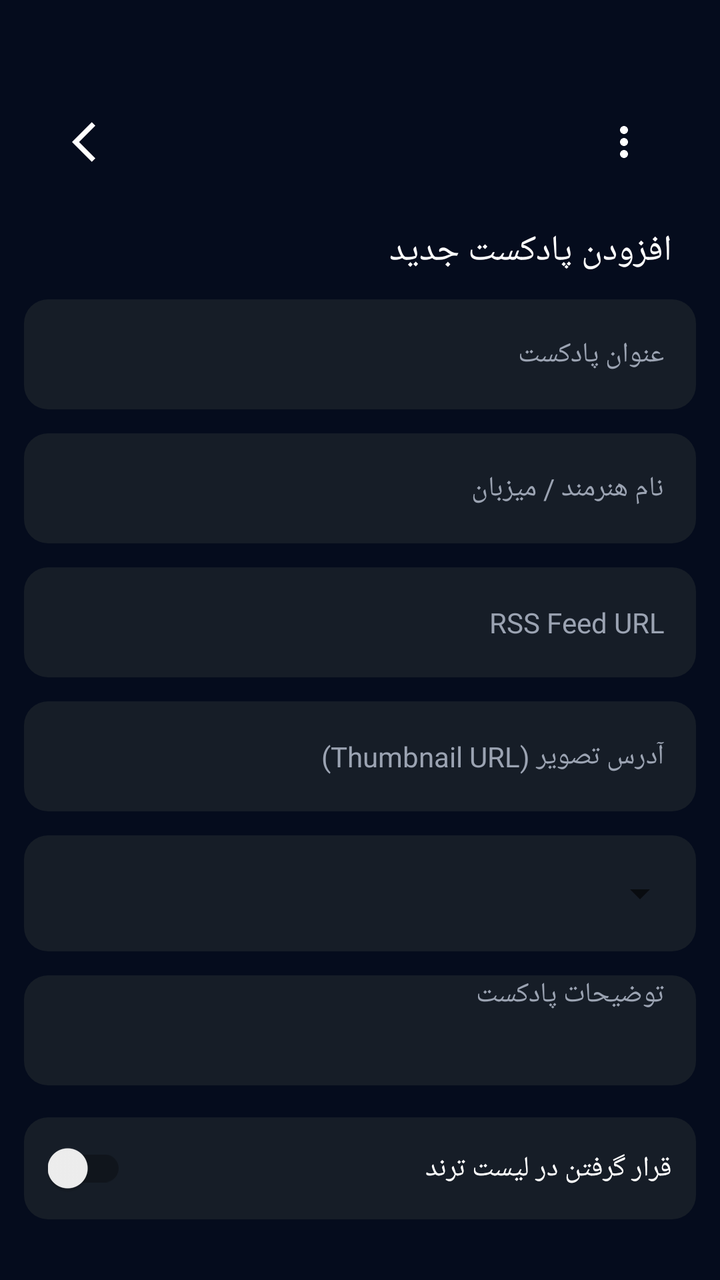
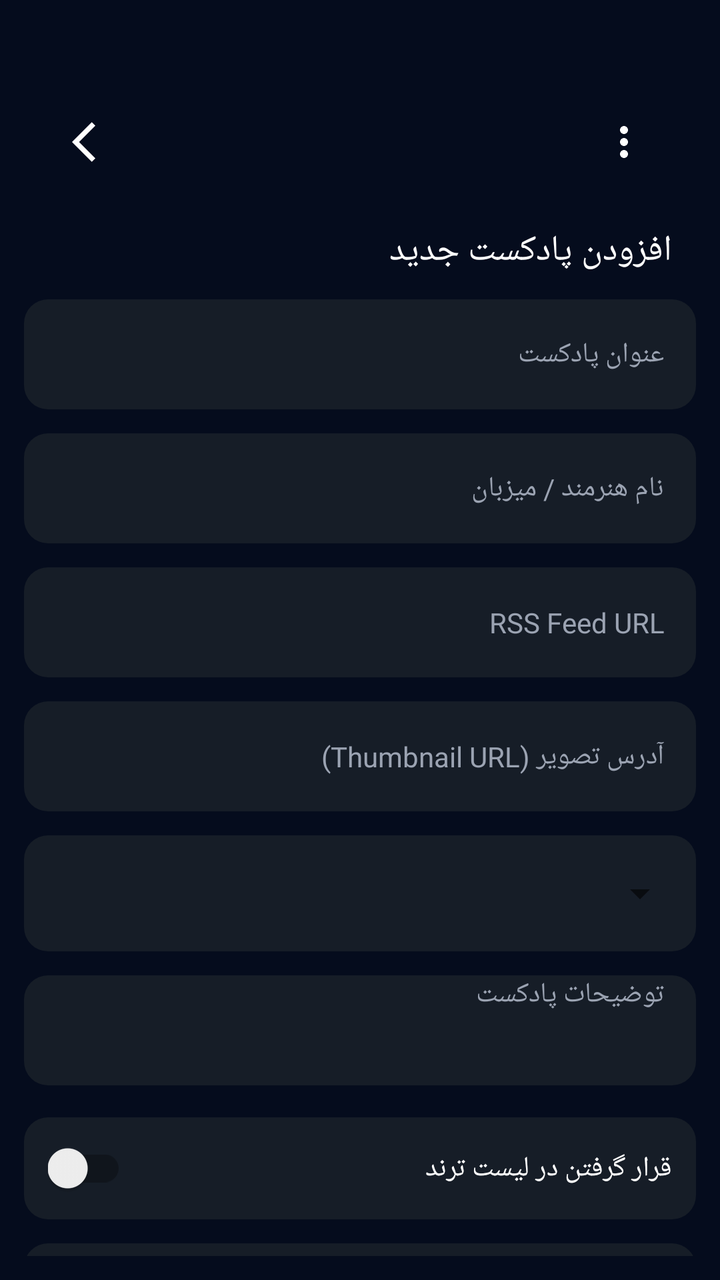

Compare the two renders of this Android layout. The source of the first and the diff that turns it into the second are given below.
<!-- AndroidManifest.xml: application theme Theme.AppCompat.Light.NoActionBar -->
<!-- res/layout/fragment_add_podcast.xml -->
<?xml version="1.0" encoding="utf-8"?>
<RelativeLayout xmlns:android="http://schemas.android.com/apk/res/android"
    android:layout_width="match_parent"
    android:layout_height="match_parent"
    android:background="@color/background_dark"
    android:padding="12dp">

    <include
        android:id="@+id/common_toolbar"
        layout="@layout/layout_common_toolbar" />

    <ScrollView
        android:layout_width="match_parent"
        android:layout_height="match_parent"
        android:layout_below="@id/common_toolbar"
        android:scrollbars="none">

        <LinearLayout
            android:layout_width="match_parent"
            android:layout_height="wrap_content"
            android:orientation="vertical"
            android:paddingBottom="30dp">

            <TextView
                android:layout_width="match_parent"
                android:layout_height="wrap_content"
                android:layout_marginTop="10dp"
                android:layout_marginEnd="12dp"
                android:fontFamily="@font/vazir_bold"
                android:text="@string/title_add_new_podcast"
                android:textColor="@color/text_white"
                android:textSize="18sp"
                android:gravity="right" />

            
            <EditText
                android:id="@+id/edt_title"
                style="@style/AdminEditTextStyle"
                android:hint="@string/hint_podcast_title" />

            <EditText
                android:id="@+id/edt_artist"
                style="@style/AdminEditTextStyle"
                android:hint="@string/hint_artist_host" />

            <EditText
                android:id="@+id/edt_rss_url"
                style="@style/AdminEditTextStyle"
                android:hint="@string/hint_rss_url"
                android:inputType="textUri" />

            <EditText
                android:id="@+id/edt_thumbnail_url"
                style="@style/AdminEditTextStyle"
                android:hint="@string/hint_thumbnail_url"
                android:inputType="textUri" />

            
            <LinearLayout
                android:layout_width="match_parent"
                android:layout_height="wrap_content"
                android:layout_marginTop="12dp"
                android:background="@drawable/bg_settings_card"
                android:orientation="vertical"
                android:padding="4dp">

                <Spinner
                    android:id="@+id/spinner_categories"
                    android:layout_width="match_parent"
                    android:layout_height="50dp"
                    android:dropDownSelector="@color/primary_blue"
                    android:popupBackground="@color/login_field"
                    android:textDirection="rtl" />
            </LinearLayout>

            <EditText
                android:id="@+id/edt_description"
                style="@style/AdminEditTextStyle"
                android:hint="@string/hint_podcast_description"
                android:gravity="top|right"
                android:inputType="textMultiLine"
                android:lines="4" />

            
            <LinearLayout
                android:layout_width="match_parent"
                android:layout_height="wrap_content"
                android:layout_marginTop="16dp"
                android:background="@drawable/bg_settings_card"
                android:padding="12dp"
                android:gravity="center_vertical">

                <androidx.appcompat.widget.SwitchCompat
                    android:id="@+id/switch_is_trending"
                    android:layout_width="wrap_content"
                    android:layout_height="wrap_content" />

                <View
                    android:layout_width="0dp"
                    android:layout_height="0dp"
                    android:layout_weight="1" />

                <TextView
                    android:layout_width="wrap_content"
                    android:layout_height="wrap_content"
                    android:text="@string/label_add_to_trending"
                    android:textColor="@color/text_white"
                    android:fontFamily="@font/vazir_regular" />
            </LinearLayout>

            <Button
                android:id="@+id/btn_save_podcast"
                android:layout_width="match_parent"
                android:layout_height="55dp"
                android:layout_marginTop="24dp"
                android:backgroundTint="@color/primary_blue"
                android:fontFamily="@font/vazir_bold"
                android:text="@string/btn_save_to_firebase"
                android:textColor="@color/text_white" />

        </LinearLayout>
    </ScrollView>
</RelativeLayout>
<!-- res/layout/layout_common_toolbar.xml (included above) -->
<?xml version="1.0" encoding="utf-8"?>
<androidx.constraintlayout.widget.ConstraintLayout
    xmlns:android="http://schemas.android.com/apk/res/android"
    xmlns:app="http://schemas.android.com/apk/res-auto"
    android:layout_width="match_parent"
    android:layout_height="wrap_content"
    android:paddingBottom="8dp">

    <ImageButton
        android:id="@+id/btn_back_common"
        android:layout_width="48dp"
        android:layout_height="48dp"
        android:layout_marginLeft="12dp"
        android:layout_marginTop="35dp"
        android:background="?attr/selectableItemBackgroundBorderless"
        android:src="@drawable/ic_arrow_back"
        app:layout_constraintLeft_toLeftOf="parent"
        app:layout_constraintTop_toTopOf="parent"
        app:tint="@color/text_white" />

    <ImageButton
        android:id="@+id/btn_menu_common"
        android:layout_width="48dp"
        android:layout_height="48dp"
        android:layout_marginRight="12dp"
        android:background="?attr/selectableItemBackgroundBorderless"
        android:src="@drawable/ic_more_vert"
        app:layout_constraintRight_toRightOf="parent"
        app:layout_constraintTop_toTopOf="@id/btn_back_common"
        app:layout_constraintBottom_toBottomOf="@id/btn_back_common"
        app:tint="@color/text_white" />

</androidx.constraintlayout.widget.ConstraintLayout>
<!-- resources referenced by this layout -->
<resources>
  <color name="background_dark">#050C1D</color>
  <color name="login_field">#1A202C</color>
  <color name="primary_blue">#2196F3</color>
  <color name="text_white">#FFFFFF</color>
  <!-- drawable bg_settings_card (drawable) -->
  <?xml version="1.0" encoding="utf-8"?>
  <shape xmlns:android="http://schemas.android.com/apk/res/android">
      <solid android:color="@color/settings_card_bg" />
      <corners android:radius="12dp" />
  </shape>
  <!-- drawable ic_arrow_back (drawable) -->
  <vector xmlns:android="http://schemas.android.com/apk/res/android"
      android:autoMirrored="true"
      android:height="24dp"
      android:tint="@color/text_black"
      android:viewportHeight="24"
      android:viewportWidth="24"
      android:width="24dp">
  
      <path
          android:fillColor="@android:color/white"
          android:pathData="M11.67,3.87L9.9,2.1 0,12l9.9,9.9 1.77,-1.77L3.54,12z"/>
  
  </vector>
  <!-- drawable ic_more_vert (drawable) -->
  <vector xmlns:android="http://schemas.android.com/apk/res/android" android:height="24dp" android:tint="@color/text_black" android:viewportHeight="24" android:viewportWidth="24" android:width="24dp">
        
      <path android:fillColor="@android:color/white" android:pathData="M12,8c1.1,0 2,-0.9 2,-2s-0.9,-2 -2,-2 -2,0.9 -2,2 0.9,2 2,2zM12,10c-1.1,0 -2,0.9 -2,2s0.9,2 2,2 2,-0.9 2,-2 -0.9,-2 -2,-2zM12,16c-1.1,0 -2,0.9 -2,2s0.9,2 2,2 2,-0.9 2,-2 -0.9,-2 -2,-2z"/>
      
  </vector>
  <string name="btn_save_to_firebase">ذخیره در فایربیس</string>
  <string name="hint_artist_host">نام هنرمند / میزبان</string>
  <string name="hint_podcast_description">توضیحات پادکست</string>
  <string name="hint_podcast_title">عنوان پادکست</string>
  <string name="hint_rss_url">RSS Feed URL</string>
  <string name="hint_thumbnail_url">آدرس تصویر (Thumbnail URL)</string>
  <string name="label_add_to_trending">قرار گرفتن در لیست ترند</string>
  <string name="title_add_new_podcast">افزودن پادکست جدید</string>
  <style name="AdminEditTextStyle">
          <item name="android:layout_width">match_parent</item>
          <item name="android:layout_height">55dp</item>
          <item name="android:layout_marginTop">12dp</item>
          <item name="android:background">@drawable/bg_settings_card</item>
          <item name="android:fontFamily">@font/vazir_regular</item>
          <item name="android:paddingHorizontal">16dp</item>
          <item name="android:textColor">@color/text_white</item>
          <item name="android:textColorHint">@color/text_gray</item>
          <item name="android:gravity">right|center_vertical</item>
          <item name="android:textSize">14sp</item>
      </style>
  <color name="settings_card_bg">#161D27</color>
  <color name="text_black">#000000</color>
  <color name="text_gray">#9BA3B2</color>
</resources>

<!-- the commit's change to res/layout/fragment_add_podcast.xml (unified diff, before → after) -->
@@ -108,6 +108,32 @@
                     android:fontFamily="@font/vazir_regular" />
             </LinearLayout>
 
+            <LinearLayout
+                android:layout_width="match_parent"
+                android:layout_height="wrap_content"
+                android:layout_marginTop="12dp"
+                android:background="@drawable/bg_settings_card"
+                android:padding="12dp"
+                android:gravity="center_vertical">
+
+                <androidx.appcompat.widget.SwitchCompat
+                    android:id="@+id/switch_is_featured"
+                    android:layout_width="wrap_content"
+                    android:layout_height="wrap_content" />
+
+                <View
+                    android:layout_width="0dp"
+                    android:layout_height="0dp"
+                    android:layout_weight="1" />
+
+                <TextView
+                    android:layout_width="wrap_content"
+                    android:layout_height="wrap_content"
+                    android:text="ویژه امروز"
+                    android:textColor="@color/text_white"
+                    android:fontFamily="@font/vazir_regular" />
+            </LinearLayout>
+
             <Button
                 android:id="@+id/btn_save_podcast"
                 android:layout_width="match_parent"
